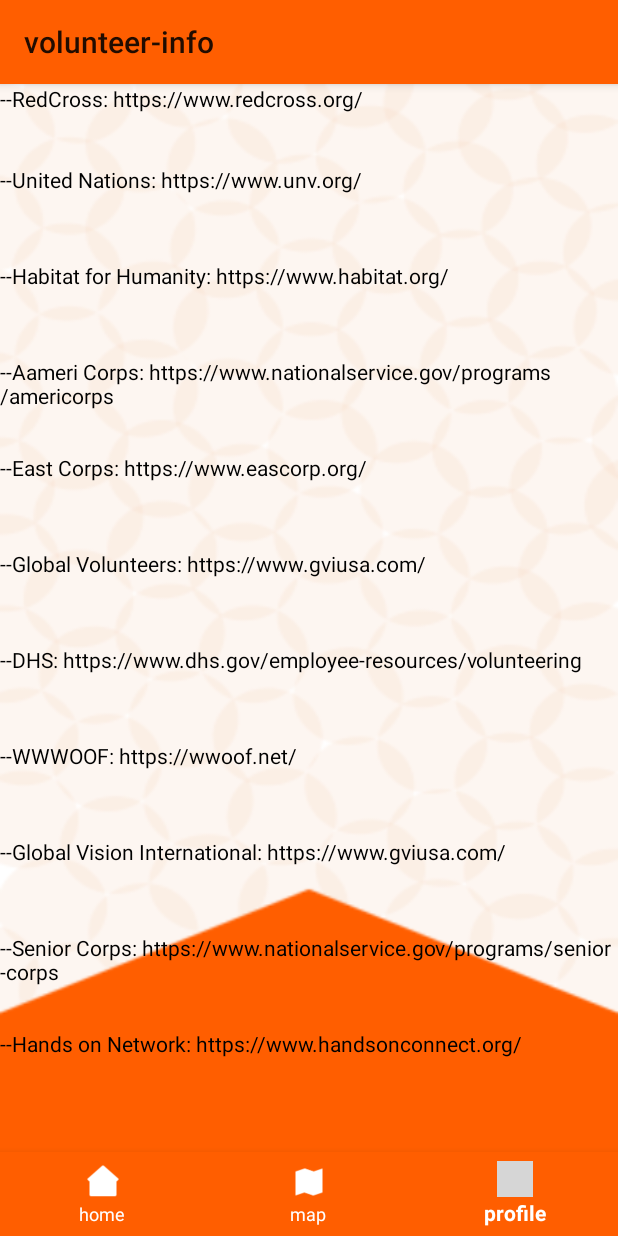
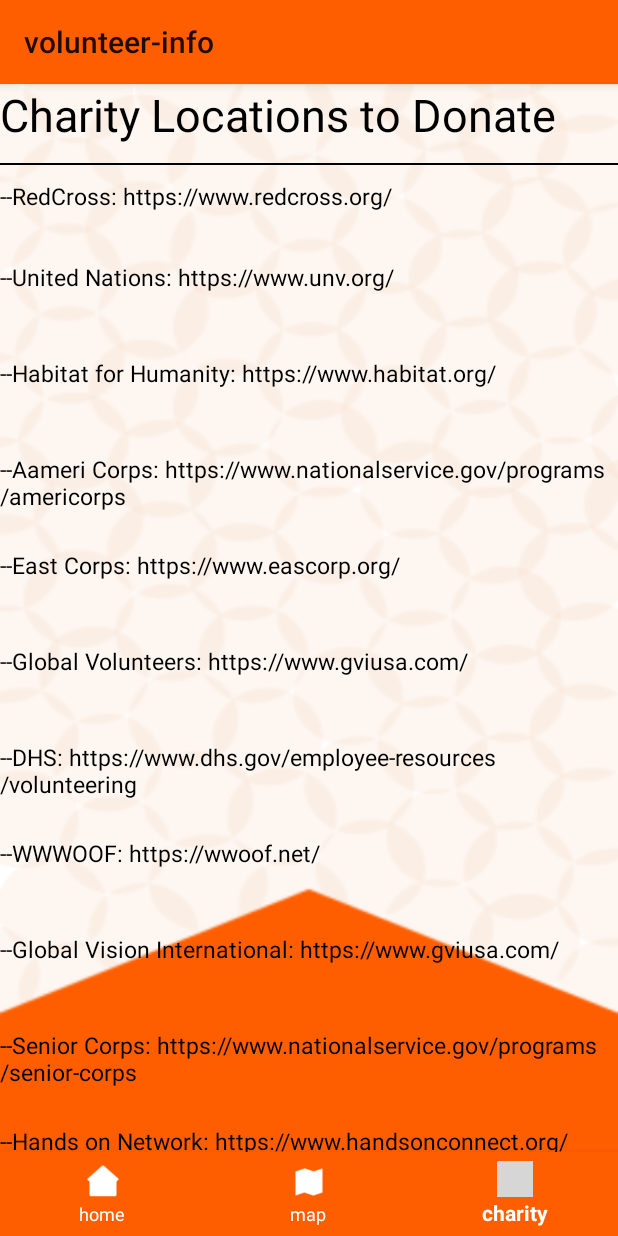
Before and after one commit to belainehi/android-app, an Android app: the ProfileFragment screen opened directly, with no data from a screen before it, on a phone screen of 412 x 824 dp. Run offline under Robolectric (Android 15) with nearby library versions, the phone set to English and light mode, and no system bars; grey boxes are pictures that could not be loaded.

Commit message:
Commit changes to Regi

```diff
--- a/app/src/main/java/com/Team/volunteer_info/fragments/ProfileFragment.java
+++ b/app/src/main/java/com/Team/volunteer_info/fragments/ProfileFragment.java
@@ -33,6 +33,5 @@ public class ProfileFragment extends Fragment {
     public void onViewCreated(@NonNull View view, @Nullable Bundle savedInstanceState) {
         super.onViewCreated(view, savedInstanceState);
 
-        textview= view.findViewById(R.id.text_view);
     }
 }
--- a/app/src/main/res/layout/fragment_profile.xml
+++ b/app/src/main/res/layout/fragment_profile.xml
@@ -7,10 +7,28 @@
     tools:context=".fragments.ProfileFragment">
 
     <TextView
+        android:id="@+id/textView0"
+        android:layout_width="match_parent"
+        android:layout_height="54dp"
+        android:textColor="#000000"
+        android:textSize="30dp"
+        android:text="Charity Locations to Donate" />
+    <View
+        android:id="@+id/v0"
+        android:layout_width="match_parent"
+        android:layout_height="1dp"
+        android:layout_above="@+id/textView3"
+        android:layout_marginBottom="0dp"
+        android:background="#000000" />
+
+    <TextView
         android:id="@+id/textView3"
         android:layout_width="match_parent"
         android:layout_height="54dp"
+        android:layout_marginTop="10dp"
         android:textColor="#000000"
+        android:textSize="15dp"
+        android:layout_below="@+id/textView0"
         android:text="--RedCross: https://www.redcross.org/" />
 
     <TextView
@@ -19,6 +37,7 @@
         android:layout_width="match_parent"
         android:layout_height="64dp"
         android:textColor="#000000"
+        android:textSize="15dp"
         android:text="--United Nations: https://www.unv.org/" />
     <TextView
         android:id="@+id/textView5"
@@ -26,6 +45,7 @@
         android:layout_width="match_parent"
         android:layout_height="64dp"
         android:textColor="#000000"
+        android:textSize="15dp"
         android:text="--Habitat for Humanity: https://www.habitat.org/" />
     <TextView
         android:id="@+id/textView6"
@@ -33,6 +53,7 @@
         android:layout_width="match_parent"
         android:layout_height="64dp"
         android:textColor="#000000"
+        android:textSize="15dp"
         android:text="--Aameri Corps: https://www.nationalservice.gov/programs/americorps" />
     <TextView
         android:id="@+id/textView7"
@@ -40,6 +61,7 @@
         android:layout_width="match_parent"
         android:layout_height="64dp"
         android:textColor="#000000"
+        android:textSize="15dp"
         android:text="--East Corps: https://www.eascorp.org/" />
     <TextView
         android:id="@+id/textView8"
@@ -47,6 +69,7 @@
         android:layout_width="match_parent"
         android:layout_height="64dp"
         android:textColor="#000000"
+        android:textSize="15dp"
         android:text="--Global Volunteers: https://www.gviusa.com/" />
     <TextView
         android:id="@+id/textView9"
@@ -54,6 +77,7 @@
         android:layout_width="match_parent"
         android:textColor="#000000"
         android:layout_height="64dp"
+        android:textSize="15dp"
         android:text="--DHS: https://www.dhs.gov/employee-resources/volunteering" />
     <TextView
         android:id="@+id/textView10"
@@ -61,6 +85,7 @@
         android:layout_width="match_parent"
         android:layout_height="64dp"
         android:textColor="#000000"
+        android:textSize="15dp"
         android:text="--WWWOOF: https://wwoof.net/" />
     <TextView
         android:id="@+id/textView11"
@@ -68,6 +93,7 @@
         android:layout_width="match_parent"
         android:layout_height="64dp"
         android:textColor="#000000"
+        android:textSize="15dp"
         android:text="--Global Vision International: https://www.gviusa.com/" />
     <TextView
         android:id="@+id/textView12"
@@ -75,6 +101,7 @@
         android:layout_width="match_parent"
         android:layout_height="64dp"
         android:textColor="#000000"
+        android:textSize="15dp"
         android:text="--Senior Corps: https://www.nationalservice.gov/programs/senior-corps" />
     <TextView
         android:id="@+id/textView13"
@@ -82,5 +109,6 @@
         android:layout_width="match_parent"
         android:layout_height="64dp"
         android:textColor="#000000"
+        android:textSize="15dp"
         android:text="--Hands on Network: https://www.handsonconnect.org/" />
 </RelativeLayout>
--- a/app/src/main/res/values/strings.xml
+++ b/app/src/main/res/values/strings.xml
@@ -3,7 +3,7 @@
     <string name="title_activity_maps">Map</string>
     <string name="text_home">home</string>
     <string name="text_map">map</string>
-    <string name="text_profile">profile</string>
+    <string name="text_profile">charity</string>
     <!-- TODO: Remove or change this placeholder text -->
     <string name="hello_blank_fragment">Hello blank fragment</string>
 </resources>
```
